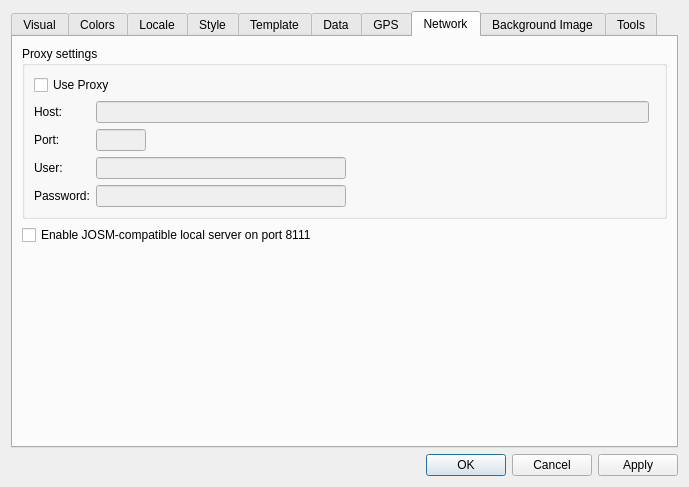
Above: src/Preferences/PreferencesDialog.ui from openstreetmap/merkaartor before the change. Below: the same form after it.
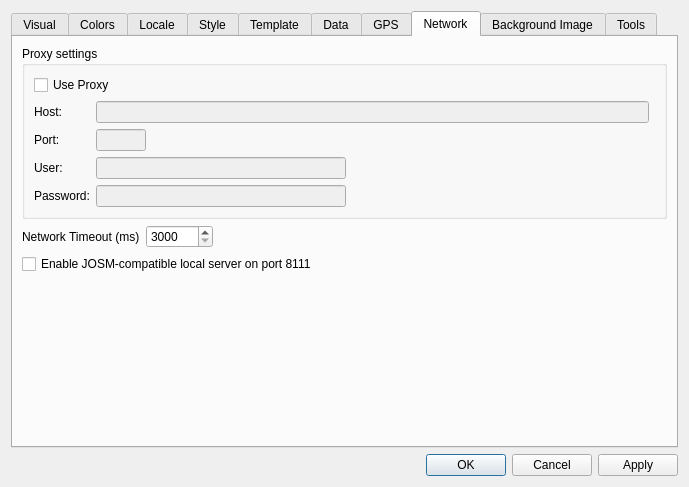
That is the form after the change. The open tabs and pages were chosen to show the change.

Commit message: ADD : Network timeout preference

Patch:
```diff
--- a/src/Preferences/PreferencesDialog.ui
+++ b/src/Preferences/PreferencesDialog.ui
@@ -1265,6 +1265,43 @@
          </layout>
         </widget>
        </item>
+       <item>
+        <layout class="QHBoxLayout" name="horizontalLayout_12">
+         <item>
+          <widget class="QLabel" name="label_12">
+           <property name="text">
+            <string>Network Timeout (ms)</string>
+           </property>
+          </widget>
+         </item>
+         <item>
+          <widget class="QSpinBox" name="sbNetworkTimeout">
+           <property name="minimum">
+            <number>3000</number>
+           </property>
+           <property name="maximum">
+            <number>999999</number>
+           </property>
+           <property name="singleStep">
+            <number>1000</number>
+           </property>
+          </widget>
+         </item>
+         <item>
+          <spacer name="horizontalSpacer_7">
+           <property name="orientation">
+            <enum>Qt::Horizontal</enum>
+           </property>
+           <property name="sizeHint" stdset="0">
+            <size>
+             <width>40</width>
+             <height>20</height>
+            </size>
+           </property>
+          </spacer>
+         </item>
+        </layout>
+       </item>
        <item>
         <widget class="QCheckBox" name="cbLocalServer">
          <property name="text">
```
Left out of the diff: 2 changed lines with no effect on the pictures. The commit also changes 12 other files.
